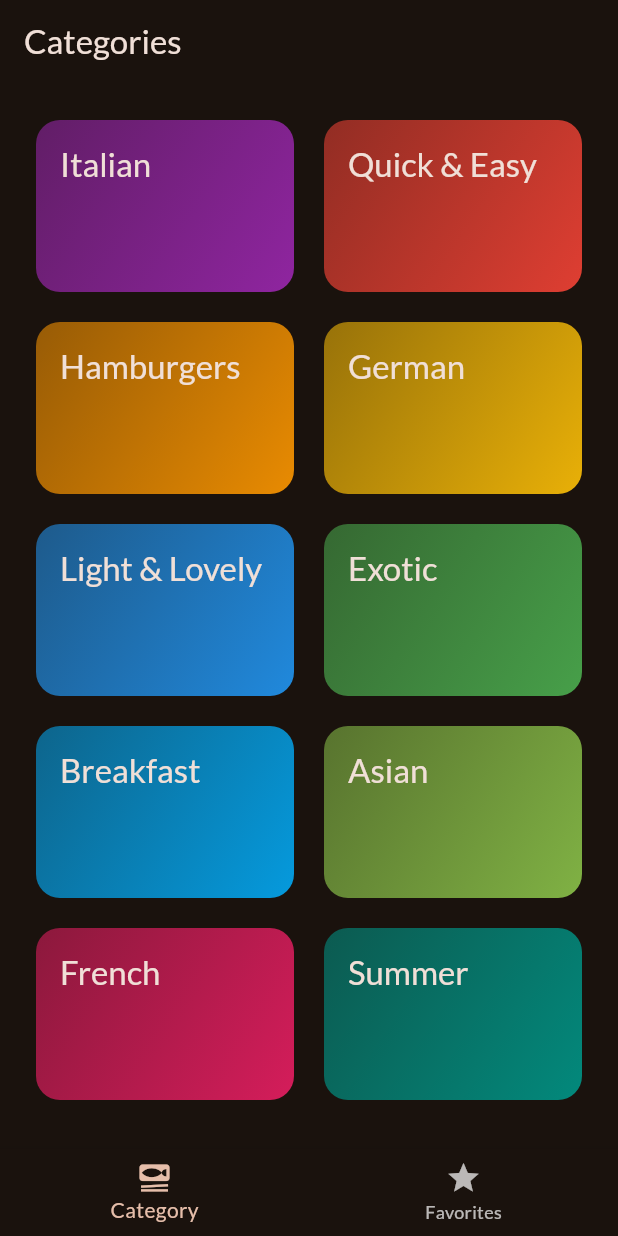
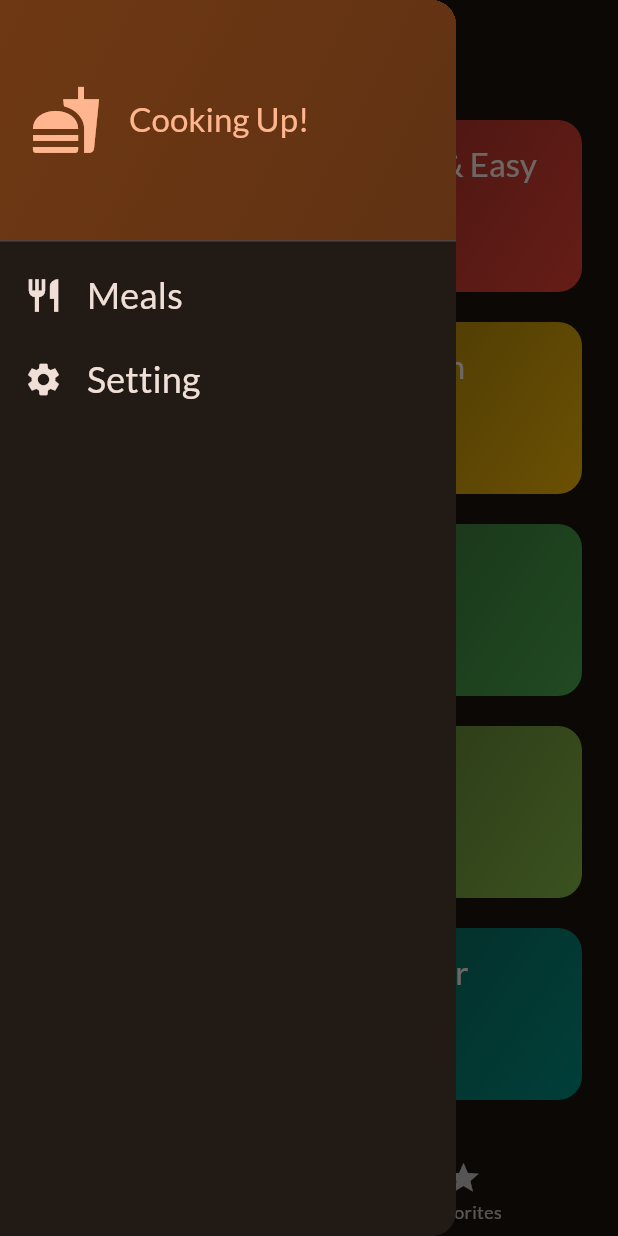
Before and after one commit to Sukhmeetsingh306/meal_app_riverpod, a Flutter app: the screen it shows after launch, with the side drawer open (before the commit the screen has no drawer), on a phone screen of 412 x 824 dp. Run offline on Flutter 3.47's test engine with Material 3 defaults, Android fonts, the light colour scheme and no system bars; our stand-ins replace google_fonts, transparent_image.

Commit message:
added the code in the drawer

```diff
--- a/lib/screen/tabs_screen.dart
+++ b/lib/screen/tabs_screen.dart
@@ -1,6 +1,7 @@
 import 'package:flutter/material.dart';
 import 'package:latest_meal_app_riverpod/screen/categories_screen.dart';
 import 'package:latest_meal_app_riverpod/screen/meals_screen.dart';
+import 'package:latest_meal_app_riverpod/widget/drawer_widget.dart';
 
 import '../model/meals_model.dart';
 
@@ -19,8 +20,10 @@ class _TabScreenState extends State<TabScreen> {
     ScaffoldMessenger.of(context).clearSnackBars();
     ScaffoldMessenger.of(context).showSnackBar(
       SnackBar(
-        content: Text(
-          message,
+        content: Center(
+          child: Text(
+            message,
+          ),
         ),
       ),
     );
@@ -67,6 +70,7 @@ class _TabScreenState extends State<TabScreen> {
       appBar: AppBar(
         title: Text(activePageTitle),
       ),
+      drawer: const MainDrawerWidget(),
       body: activePage,
       bottomNavigationBar: BottomNavigationBar(
         items: const [
--- /dev/null
+++ b/lib/widget/drawer_widget.dart
@@ -0,0 +1,77 @@
+import 'package:flutter/material.dart';
+
+class MainDrawerWidget extends StatelessWidget {
+  const MainDrawerWidget({super.key});
+
+  @override
+  Widget build(BuildContext context) {
+    return Drawer(
+      child: Column(
+        children: [
+          DrawerHeader(
+            padding: const EdgeInsets.all(20),
+            decoration: BoxDecoration(
+              gradient: LinearGradient(
+                colors: [
+                  Theme.of(context).colorScheme.primaryContainer,
+                  Theme.of(context)
+                      .colorScheme
+                      .primaryContainer
+                      .withOpacity(0.8),
+                ],
+                begin: Alignment.topLeft,
+                end: Alignment.bottomRight,
+              ),
+            ),
+            child: Row(
+              children: [
+                Icon(
+                  Icons.fastfood,
+                  size: 48,
+                  color: Theme.of(context).colorScheme.primary,
+                ),
+                const SizedBox(width: 18),
+                Text(
+                  'Cooking Up!',
+                  style: Theme.of(context).textTheme.titleLarge!.copyWith(
+                        color: Theme.of(context).colorScheme.primary,
+                      ),
+                ),
+              ],
+            ),
+          ),
+          ListTile(
+            leading: Icon(
+              Icons.restaurant,
+              size: 26,
+              color: Theme.of(context).colorScheme.onBackground,
+            ),
+            title: Text(
+              'Meals',
+              style: Theme.of(context).textTheme.titleSmall!.copyWith(
+                    color: Theme.of(context).colorScheme.onBackground,
+                    fontSize: 24,
+                  ),
+            ),
+            onTap: () {},
+          ),
+          ListTile(
+            leading: Icon(
+              Icons.settings,
+              size: 26,
+              color: Theme.of(context).colorScheme.onBackground,
+            ),
+            title: Text(
+              'Setting',
+              style: Theme.of(context).textTheme.titleSmall!.copyWith(
+                    color: Theme.of(context).colorScheme.onBackground,
+                    fontSize: 24,
+                  ),
+            ),
+            onTap: () {},
+          ),
+        ],
+      ),
+    );
+  }
+}
```
